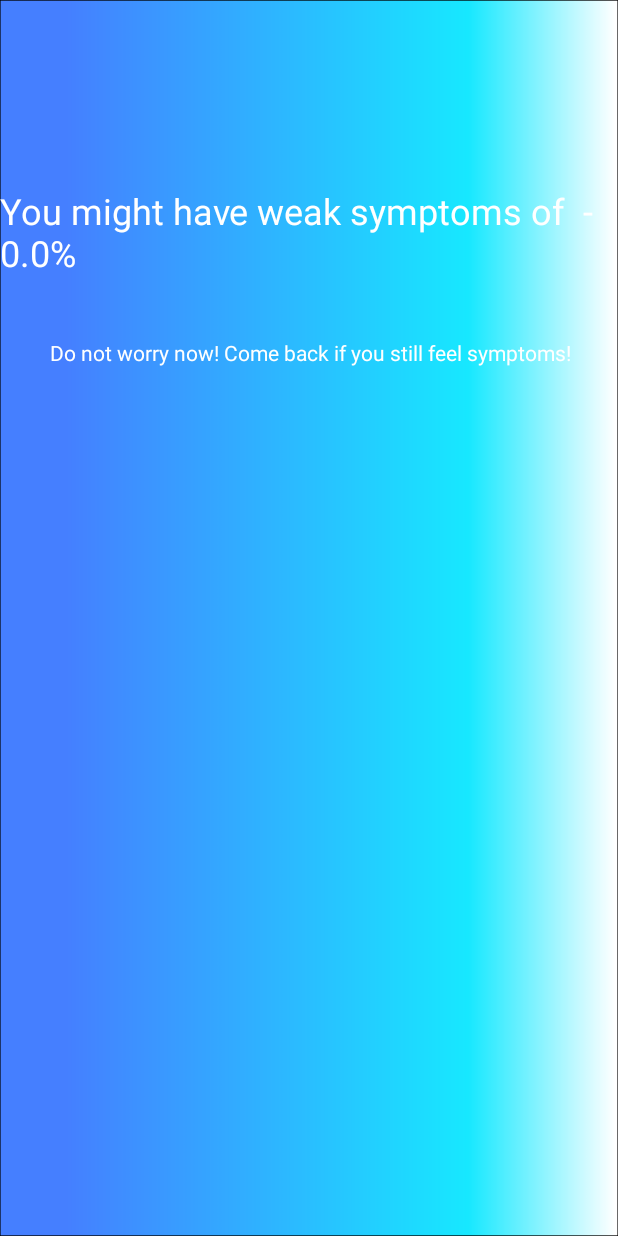
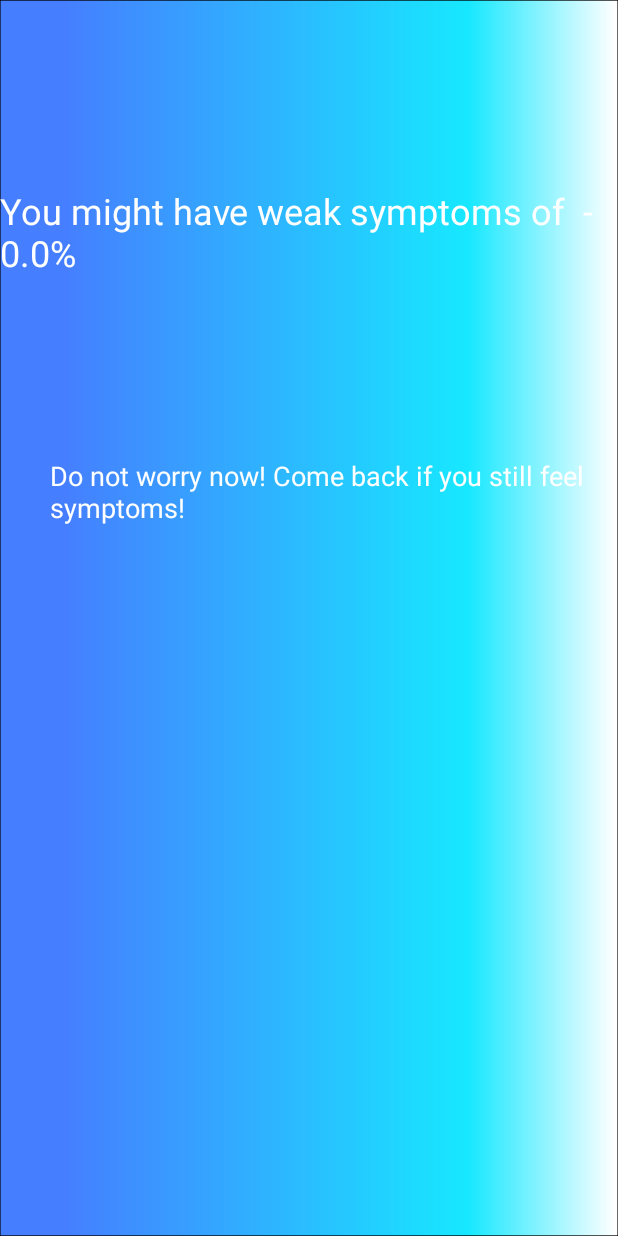
Before and after one commit to cybercoder-naj/Exebit2020, an Android app: the ContactActivity screen opened directly, with no data from a screen before it, on a phone screen of 412 x 824 dp. Run offline under Robolectric (Android 15) with nearby library versions, the phone set to English and light mode, and no system bars.

Commit message:
Final Commit.

```diff
--- a/app/src/main/AndroidManifest.xml
+++ b/app/src/main/AndroidManifest.xml
@@ -4,9 +4,9 @@
 
     <application
         android:allowBackup="true"
-        android:icon="@mipmap/ic_launcher"
+        android:icon="@drawable/logo"
         android:label="@string/app_name"
-        android:roundIcon="@mipmap/ic_launcher_round"
+        android:roundIcon="@drawable/logo"
         android:supportsRtl="true"
         android:theme="@style/AppTheme">
 
--- a/app/src/main/java/com/sxcs/exebit2020/ui/activities/ContactActivity.kt
+++ b/app/src/main/java/com/sxcs/exebit2020/ui/activities/ContactActivity.kt
@@ -42,6 +42,7 @@ class ContactActivity : AppCompatActivity() {
             }
             percentage in 75.0..100.0 -> {
                 binding.textView.text = "You might have symptoms of $disease - $percentage%.\n\nWe recommend you contact one of our psychiatrist."
+                binding.textView4.text = "Name: Dr. Raman\n\nPhone Number : +919876543210\n\nAddress: 1C, Doctors Road, Kolkata - 700 001\n\nEmail: doctor.raman@gmail.com"
             }
         }
 
--- a/app/src/main/res/layout/activity_contact.xml
+++ b/app/src/main/res/layout/activity_contact.xml
@@ -22,12 +22,13 @@ android:textColor="@android:color/white"
     <TextView
         android:id="@+id/textView4"
         android:layout_width="wrap_content"
+        android:layout_height="wrap_content"
+
+        android:layout_marginStart="33dp"
+        android:layout_marginTop="120dp"
+        android:text="TextView"
         android:textColor="@android:color/white"
-
-        android:layout_height="wrap_content"
-        android:layout_marginStart="33dp"
-        android:layout_marginTop="225dp"
-        android:text="TextView"
+        android:textSize="18sp"
         app:layout_constraintStart_toStartOf="parent"
-        app:layout_constraintTop_toTopOf="parent" />
+        app:layout_constraintTop_toBottomOf="@+id/textView" />
 </androidx.constraintlayout.widget.ConstraintLayout>
```
Also changed, not shown: 2 other files.
